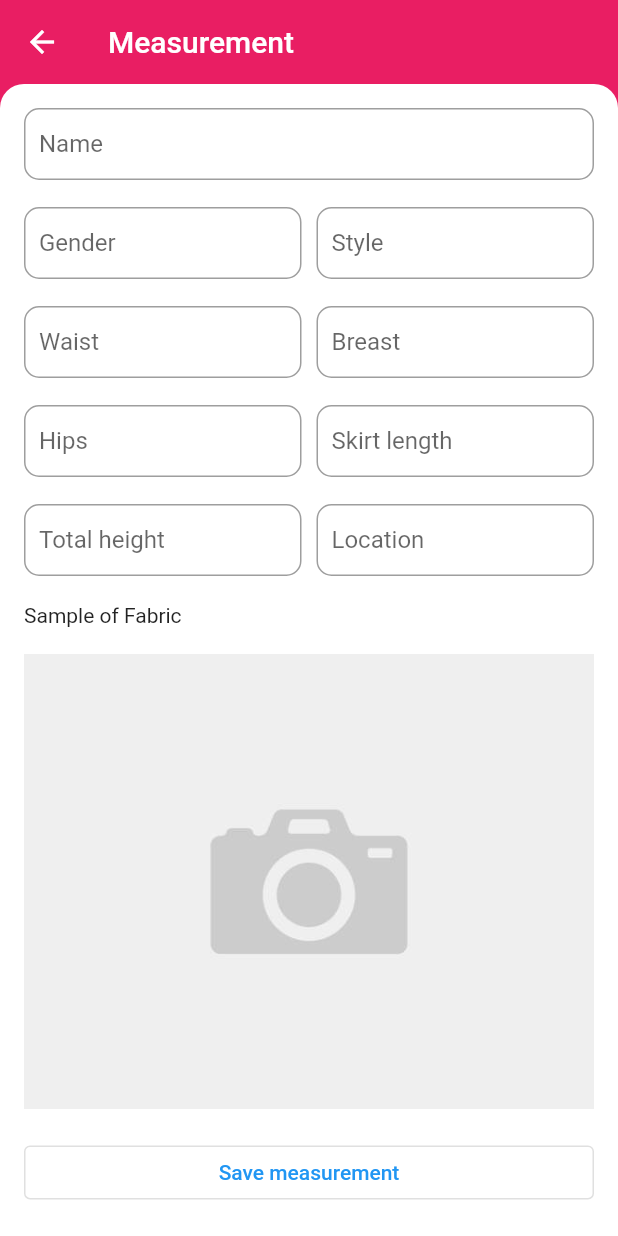
After one commit to bayorwor/tailveng, a Flutter app: the screen it shows after launch, after a tap on the "add" icon, on a phone screen of 412 x 824 dp. The commit adds this screen. Run offline on Flutter 3.47's test engine with Material 2 defaults, Android fonts, the phone set to English and light mode, and no system bars; network calls fail; Roboto replaces fonts that are missing (Montserrat).

Commit message:
added measurement

```diff
--- a/lib/views/home_view.dart
+++ b/lib/views/home_view.dart
@@ -1,4 +1,5 @@
 import 'package:flutter/material.dart';
+import 'package:tailveng/views/measurement.dart';
 
 class HomeView extends StatelessWidget {
   const HomeView({Key? key}) : super(key: key);
@@ -25,6 +26,14 @@ class HomeView extends StatelessWidget {
               onPressed: () {},
             ),
           ],
+        ),
+        floatingActionButton: FloatingActionButton(
+          backgroundColor: Colors.pink,
+          onPressed: (() {
+            Navigator.push(context,
+                MaterialPageRoute(builder: (context) => Measurement()));
+          }),
+          child: Icon(Icons.add),
         ),
         body: ListView(
           children: [
--- /dev/null
+++ b/lib/views/measurement.dart
@@ -0,0 +1,207 @@
+import 'package:flutter/material.dart';
+
+class Measurement extends StatelessWidget {
+  const Measurement({Key? key}) : super(key: key);
+
+  @override
+  Widget build(BuildContext context) {
+    return Scaffold(
+      appBar: AppBar(
+        backgroundColor: Colors.pink,
+        title: Text('Measurement'),
+      ),
+      body: SafeArea(
+        child: Stack(
+          children: [
+            Positioned(
+              top: 0,
+              left: 0,
+              right: 0,
+              child: Container(
+                padding: const EdgeInsets.all(10),
+                width: double.infinity,
+                height: 20,
+                color: Colors.pink,
+              ),
+            ),
+            Positioned(
+              top: 0,
+              left: 0,
+              right: 0,
+              bottom: 0,
+              child: Container(
+                padding: const EdgeInsets.all(16),
+                width: MediaQuery.of(context).size.width,
+                height: MediaQuery.of(context).size.height - 40,
+                decoration: const BoxDecoration(
+                  color: Colors.white,
+                  borderRadius: BorderRadius.only(
+                    topLeft: Radius.circular(16),
+                    topRight: Radius.circular(16),
+                  ),
+                ),
+                child: Form(
+                  child: ListView(
+                    children: [
+                      TextFormField(
+                          decoration: InputDecoration(
+                              labelText: 'Name',
+                              hintText: 'Enter name client',
+                              contentPadding: const EdgeInsets.symmetric(
+                                vertical: 5,
+                                horizontal: 10,
+                              ),
+                              border: OutlineInputBorder(
+                                  borderRadius: BorderRadius.circular(10)))),
+                      SizedBox(height: 18),
+                      Row(
+                        mainAxisAlignment: MainAxisAlignment.spaceBetween,
+                        children: [
+                          Expanded(
+                            child: TextFormField(
+                                decoration: InputDecoration(
+                                    labelText: 'Gender',
+                                    hintText: 'Enter your gender',
+                                    contentPadding: const EdgeInsets.symmetric(
+                                      vertical: 5,
+                                      horizontal: 10,
+                                    ),
+                                    border: OutlineInputBorder(
+                                        borderRadius:
+                                            BorderRadius.circular(10)))),
+                          ),
+                          SizedBox(width: 10),
+                          Expanded(
+                            child: TextFormField(
+                                decoration: InputDecoration(
+                                    labelText: 'Style',
+                                    hintText: 'Enter your style',
+                                    contentPadding: const EdgeInsets.symmetric(
+                                      vertical: 5,
+                                      horizontal: 10,
+                                    ),
+                                    border: OutlineInputBorder(
+                                        borderRadius:
+                                            BorderRadius.circular(10)))),
+                          ),
+                        ],
+                      ),
+                      SizedBox(height: 18),
+                      Row(
+                        mainAxisAlignment: MainAxisAlignment.spaceBetween,
+                        children: [
+                          Expanded(
+                            child: TextFormField(
+                                decoration: InputDecoration(
+                                    labelText: 'Waist',
+                                    hintText: 'Enter your waist',
+                                    contentPadding: const EdgeInsets.symmetric(
+                                      vertical: 5,
+                                      horizontal: 10,
+                                    ),
+                                    border: OutlineInputBorder(
+                                        borderRadius:
+                                            BorderRadius.circular(10)))),
+                          ),
+                          SizedBox(width: 10),
+                          Expanded(
+                            child: TextFormField(
+                                decoration: InputDecoration(
+                                    labelText: 'Breast',
+                                    hintText: 'Enter your breast',
+                                    contentPadding: const EdgeInsets.symmetric(
+                                      vertical: 5,
+                                      horizontal: 10,
+                                    ),
+                                    border: OutlineInputBorder(
+                                        borderRadius:
+                                            BorderRadius.circular(10)))),
+                          ),
+                        ],
+                      ),
+                      SizedBox(height: 18),
+                      Row(
+                        mainAxisAlignment: MainAxisAlignment.spaceBetween,
+                        children: [
+                          Expanded(
+                            child: TextFormField(
+                                decoration: InputDecoration(
+                                    labelText: 'Hips',
+                                    hintText: 'Enter your hips',
+                                    contentPadding: const EdgeInsets.symmetric(
+                                      vertical: 5,
+                                      horizontal: 10,
+                                    ),
+                                    border: OutlineInputBorder(
+                                        borderRadius:
+                                            BorderRadius.circular(10)))),
+                          ),
+                          SizedBox(width: 10),
+                          Expanded(
+                            child: TextFormField(
+                                decoration: InputDecoration(
+                                    labelText: 'Skirt length',
+                                    hintText: 'Enter your skirt length',
+                                    contentPadding: const EdgeInsets.symmetric(
+                                      vertical: 5,
+                                      horizontal: 10,
+                                    ),
+                                    border: OutlineInputBorder(
+                                        borderRadius:
+                                            BorderRadius.circular(10)))),
+                          ),
+                        ],
+                      ),
+                      SizedBox(height: 18),
+                      Row(
+                        mainAxisAlignment: MainAxisAlignment.spaceBetween,
+                        children: [
+                          Expanded(
+                            child: TextFormField(
+                                decoration: InputDecoration(
+                                    labelText: 'Total height',
+                                    hintText: 'Enter your height',
+                                    contentPadding: const EdgeInsets.symmetric(
+                                      vertical: 5,
+                                      horizontal: 10,
+                                    ),
+                                    border: OutlineInputBorder(
+                                        borderRadius:
+                                            BorderRadius.circular(10)))),
+                          ),
+                          SizedBox(width: 10),
+                          Expanded(
+                            child: TextFormField(
+                                decoration: InputDecoration(
+                                    labelText: 'Location',
+                                    hintText: 'Enter your Location',
+                                    contentPadding: const EdgeInsets.symmetric(
+                                      vertical: 5,
+                                      horizontal: 10,
+                                    ),
+                                    border: OutlineInputBorder(
+                                        borderRadius:
+                                            BorderRadius.circular(10)))),
+                          ),
+                        ],
+                      ),
+                      SizedBox(height: 18),
+                      Text("Sample of Fabric"),
+                      SizedBox(height: 18),
+                      Image(image: AssetImage('assets/placeholder.jpg')),
+                      SizedBox(height: 18),
+                      OutlinedButton(
+                        onPressed: () {},
+                        child: Text('Save measurement'),
+                      ),
+                    ],
+                  ),
+                ),
+              ),
+            ),
+          ],
+        ),
+      ),
+    );
+  }
+}
```
Also changed, not shown: assets/placeholder.jpg (added).
